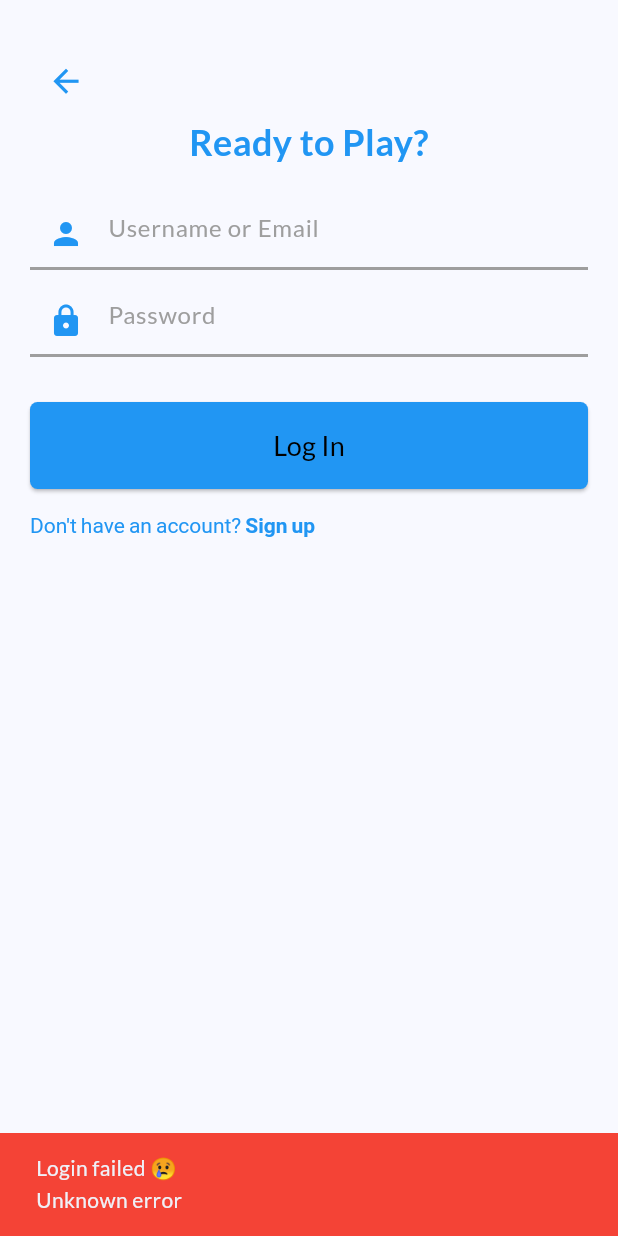
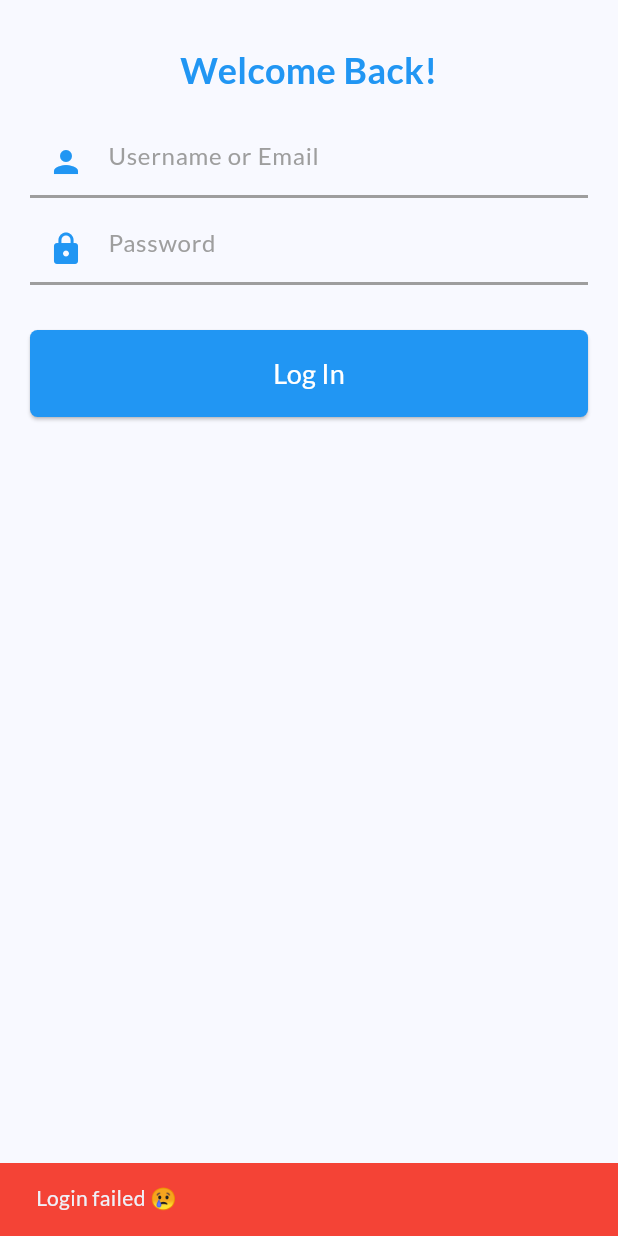
Before and after one commit to yzhuye/Vally, a Flutter app: the LoginScreen screen opened directly, after a tap on "Log In", on a phone screen of 412 x 824 dp. Run offline on Flutter 3.47's test engine with Material 3 defaults, Android fonts, the phone set to English and light mode, and no system bars; our stand-ins replace flutter_secure_storage, get, google_fonts, logger; accounts and stored records are empty.

Commit message:
fixed some errors

```diff
--- a/vally_app/lib/app/presentation/screens/login_screen.dart
+++ b/vally_app/lib/app/presentation/screens/login_screen.dart
@@ -1,7 +1,9 @@
 import 'package:flutter/material.dart';
 import 'package:logger/logger.dart';
+import 'package:get/get.dart';
 import 'package:vally_app/app/presentation/widgets/password_text_field.dart';
 import 'package:vally_app/app/domain/services/api_service.dart';
+import 'package:vally_app/app/presentation/screens/home_screen.dart';
 
 class LoginScreen extends StatefulWidget {
   const LoginScreen({super.key});
@@ -22,7 +24,7 @@ class LoginScreenState extends State<LoginScreen> {
       passwordController.text,
     );
 
-    if (response != null && response.containsKey("tokens")) {
+    if (response != null && response["success"] == true) {
       logger.i("Login successful: $response");
       ScaffoldMessenger.of(context).showSnackBar(
         SnackBar(
@@ -32,15 +34,17 @@ class LoginScreenState extends State<LoginScreen> {
       );
 
       Future.delayed(Duration(seconds: 2), () {
-        Navigator.pushReplacementNamed(context, '/home');
+        Get.offAll(() => HomeScreen());
       });
     } else {
       logger.e("Login failed");
-      String errorMessage = response?["error"] ?? "Unknown error";
+      // String errorMessage = response?["error"] ?? "Unknown error";
 
       ScaffoldMessenger.of(context).showSnackBar(
         SnackBar(
-          content: Text('Login failed 😢\n$errorMessage'),
+          //TODO: Replace with error message when backend is ready
+          content: Text('Login failed 😢'),
+          //content: Text('Login failed 😢\n$errorMessage'),
           backgroundColor: Colors.red,
         ),
       );
@@ -49,7 +53,7 @@ class LoginScreenState extends State<LoginScreen> {
 
   static final ButtonStyle darkButtonStyle = ElevatedButton.styleFrom(
     backgroundColor: Colors.blue, // Button color
-    foregroundColor: Colors.black, // Text color
+    foregroundColor: Colors.white, // Text color
     shape: RoundedRectangleBorder(borderRadius: BorderRadius.circular(5)),
     padding: EdgeInsets.symmetric(vertical: 16),
   );
@@ -74,6 +78,8 @@ class LoginScreenState extends State<LoginScreen> {
           crossAxisAlignment: CrossAxisAlignment.stretch,
           children: [
             SizedBox(height: 10),
+            /*
+            // NOT IMPLEMENTED YET LOL
             Align(
               alignment: Alignment.topLeft,
               child: IconButton(
@@ -87,6 +93,7 @@ class LoginScreenState extends State<LoginScreen> {
                 },
               ),
             ),
+            */
             SingleChildScrollView(
               child: Center(
                 child: Column(
@@ -94,7 +101,7 @@ class LoginScreenState extends State<LoginScreen> {
                   crossAxisAlignment: CrossAxisAlignment.stretch,
                   children: [
                     Text(
-                      "Ready to Play?",
+                      "Welcome Back!",
                       textAlign: TextAlign.center,
                       style: TextStyle(
                         fontSize: 24,
@@ -124,6 +131,8 @@ class LoginScreenState extends State<LoginScreen> {
                       child: Text("Log In", style: TextStyle(fontSize: 18)),
                     ),
                     SizedBox(height: 15),
+                    /*
+                    // NOT IMPLEMENTED YET LOL
                     GestureDetector(
                       onTap: () {
                         // Navigate to the login screen
@@ -145,6 +154,7 @@ class LoginScreenState extends State<LoginScreen> {
                         ),
                       ),
                     ),
+                    */
                   ],
                 ),
               ),
--- a/vally_app/lib/main.dart
+++ b/vally_app/lib/main.dart
@@ -1,6 +1,6 @@
 import 'package:flutter/material.dart';
 import 'package:get/get.dart';
-import 'app/presentation/screens/home_screen.dart';
+import 'app/presentation/screens/login_screen.dart';
 import 'package:google_fonts/google_fonts.dart';
 
 void main() {
@@ -20,7 +20,7 @@
         useMaterial3: true,
         fontFamily: GoogleFonts.lato().fontFamily,
       ),
-      home: const HomeScreen(),
+      home: const LoginScreen(),
     );
   }
 }
```
